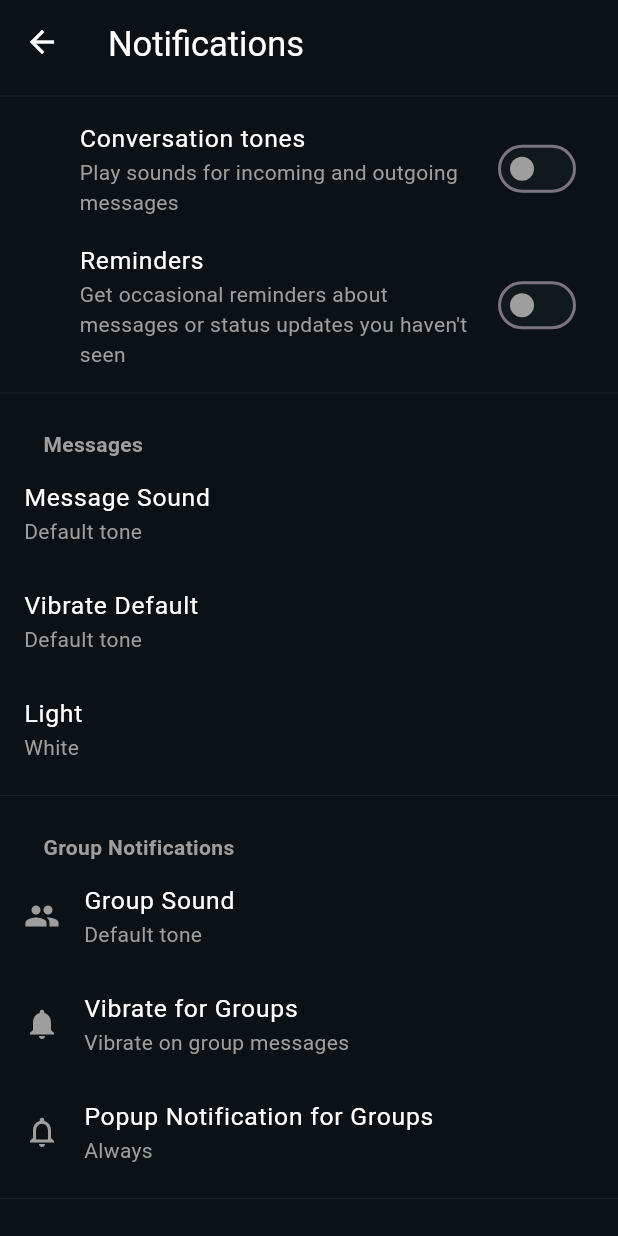
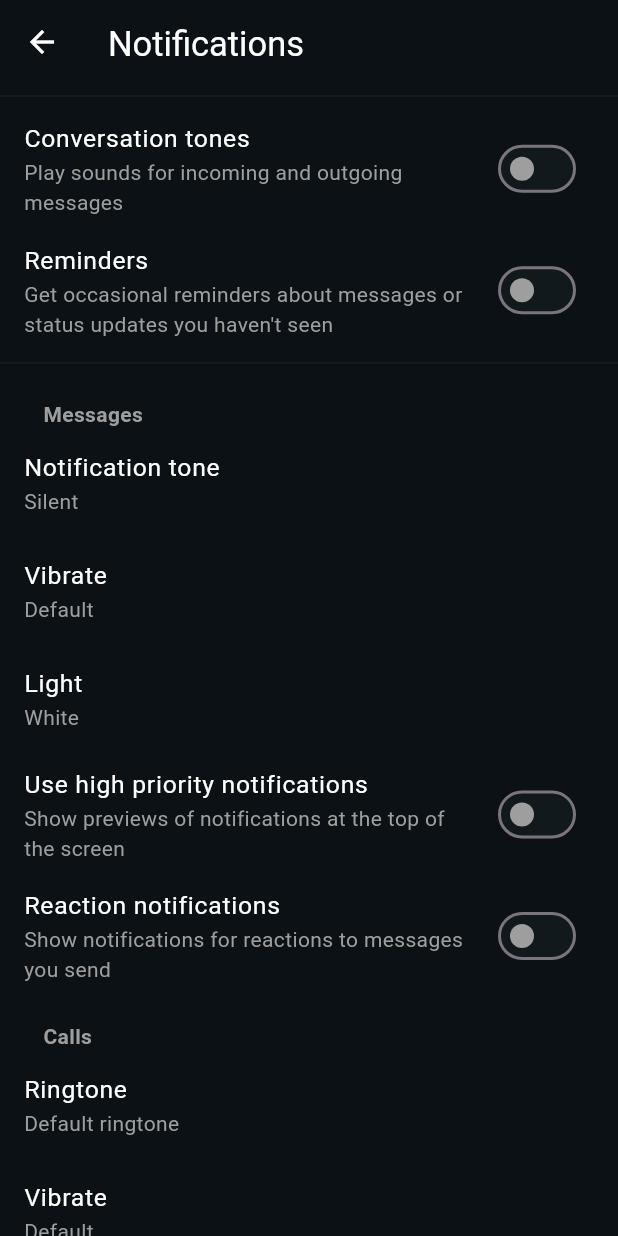
Before and after one commit to kartikkumarofficial/Whatsapp-Clone-Flutter, a Flutter app: the NotificationsSettingsPage screen opened directly, on a phone screen of 412 x 824 dp. Run offline on Flutter 3.47's test engine with Material 3 defaults, Android fonts, the light colour scheme and no system bars; our stand-ins replace badges, get, image_picker.

Commit message:
settings

```diff
--- a/lib/pages/DrawerScreens/settings/Notifications/NotificationsSettingsPage.dart
+++ b/lib/pages/DrawerScreens/settings/Notifications/NotificationsSettingsPage.dart
@@ -50,44 +50,32 @@ class _NotificationsSettingsPageState extends State<NotificationsSettingsPage> {
               color: Color.fromARGB(255, 31, 43, 50),
             ),
             ListTile(
-              title: Padding(
-                padding: const EdgeInsets.only(left: 37),
-                child: Text(
+              title: Text(
                 'Conversation tones',
                 style: TextStyle(
                   color: Colors.white,
                   fontSize: srcwidth * 0.04,
                 ),
               ),
-              ),
               trailing: utils().getxswitch(),
-              subtitle: Padding(
-                padding: EdgeInsets.only(left: 37),
-                child: Text(
+              subtitle: Text(
                 'Play sounds for incoming and outgoing messages',
                 style: TextStyle(color: Colors.grey),
-                ),
               ),
               onTap: () {},
             ),
             ListTile(
-              title: Padding(
-                padding: const EdgeInsets.only(left: 37),
-                child: Text(
+              title: Text(
                 'Reminders',
                 style: TextStyle(
                   color: Colors.white,
                   fontSize: srcwidth * 0.04,
                 ),
               ),
-              ),
               trailing: utils().getxswitch(),
-              subtitle: Padding(
-                padding: EdgeInsets.only(left: 37),
-                child: Text(
+              subtitle: Text(
                 '''Get occasional reminders about messages or status updates you haven't seen ''' ,
                 style: TextStyle(color: Colors.grey),
-                ),
               ),
               onTap: () {},
             ),
@@ -105,14 +93,14 @@ class _NotificationsSettingsPageState extends State<NotificationsSettingsPage> {
             ListTile(
 
               title: Text(
-                'Message Sound',
+                'Notification tone',
                 style: TextStyle(
                   color: Colors.white,
                   fontSize: srcwidth * 0.04,
                 ),
               ),
               subtitle: Text(
-                'Default tone',
+                'Silent',
                 style: TextStyle(color: Colors.grey),
               ),
               onTap: () {},
@@ -120,14 +108,14 @@ class _NotificationsSettingsPageState extends State<NotificationsSettingsPage> {
             ListTile(
 
               title: Text(
-                'Vibrate Default',
+                'Vibrate',
                 style: TextStyle(
                   color: Colors.white,
                   fontSize: srcwidth * 0.04,
                 ),
               ),
               subtitle: Text(
-                'Default tone',
+                'Default',
                 style: TextStyle(color: Colors.grey),
               ),
               onTap: () {},
@@ -147,33 +135,77 @@ class _NotificationsSettingsPageState extends State<NotificationsSettingsPage> {
               ),
               onTap: () {},
             ),
+            ListTile(
+              title: Text(
+                'Use high priority notifications',
+                style: TextStyle(
+                  color: Colors.white,
+                  fontSize: srcwidth * 0.04,
+                ),
+              ),
+              trailing: utils().getxswitch(),
+              subtitle: Text(
+                '''Show previews of notifications at the top of the screen ''' ,
+                style: TextStyle(color: Colors.grey),
+              ),
+              onTap: () {},
+            ),
+            ListTile(
+              title: Text(
+                'Reaction notifications',
+                style: TextStyle(
+                  color: Colors.white,
+                  fontSize: srcwidth * 0.04,
+                ),
+              ),
+              trailing: utils().getxswitch(),
+              subtitle: Text(
+                '''Show notifications for reactions to messages you send ''' ,
+                style: TextStyle(color: Colors.grey),
+              ),
+              onTap: () {},
+            ),
 
-            Divider(
-              thickness: 0.5,
-              color: Color.fromARGB(255, 31, 43, 50),
-            ),
+
+
             Padding(
               padding: EdgeInsets.only(left: srcwidth * 0.07, top: srcwidth * 0.04),
               child: Text(
-                'Group Notifications',
+                'Calls',
                 style: TextStyle(color: Colors.grey, fontWeight: FontWeight.w600),
               ),
             ),
+
+
             ListTile(
-              leading: Icon(Icons.group, color: Colors.grey),
               title: Text(
-                'Group Sound',
+                'Ringtone',
                 style: TextStyle(
                   color: Colors.white,
                   fontSize: srcwidth * 0.04,
                 ),
               ),
               subtitle: Text(
-                'Default tone',
+                '''Default ringtone''' ,
                 style: TextStyle(color: Colors.grey),
               ),
               onTap: () {},
             ),
+            ListTile(
+              title: Text(
+                'Vibrate',
+                style: TextStyle(
+                  color: Colors.white,
+                  fontSize: srcwidth * 0.04,
+                ),
+              ),
+              subtitle: Text(
+                '''Default''' ,
+                style: TextStyle(color: Colors.grey),
+              ),
+              onTap: () {},
+            ),
+
             ListTile(
               leading: Icon(Icons.notifications, color: Colors.grey),
               title: Text(
@@ -211,9 +243,30 @@ class _NotificationsSettingsPageState extends State<NotificationsSettingsPage> {
             Padding(
               padding: EdgeInsets.only(left: srcwidth * 0.07, top: srcwidth * 0.04),
               child: Text(
-                'Other Notifications',
+                'Status',
                 style: TextStyle(color: Colors.grey, fontWeight: FontWeight.w600),
               ),
+            ),
+            ListTile(
+              title: Padding(
+                padding: const EdgeInsets.only(left: 37),
+                child: Text(
+                  'Reactions',
+                  style: TextStyle(
+                    color: Colors.white,
+                    fontSize: srcwidth * 0.04,
+                  ),
+                ),
+              ),
+              trailing: utils().getxswitch(),
+              subtitle: Padding(
+                padding: EdgeInsets.only(left: 37),
+                child: Text(
+                  'Show notifications when you get likes on a status',
+                  style: TextStyle(color: Colors.grey),
+                ),
+              ),
+              onTap: () {},
             ),
             ListTile(
               title: Padding(
```
Lines whose indentation alone changed are shown as unchanged.
